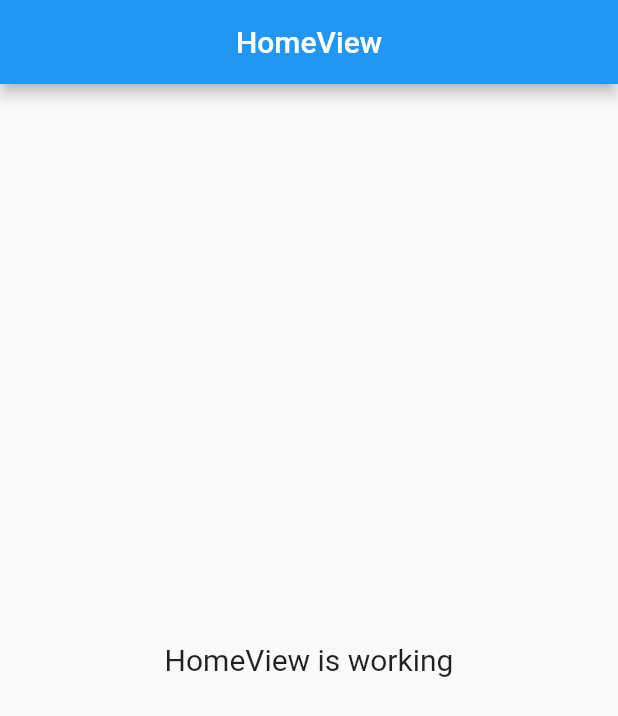
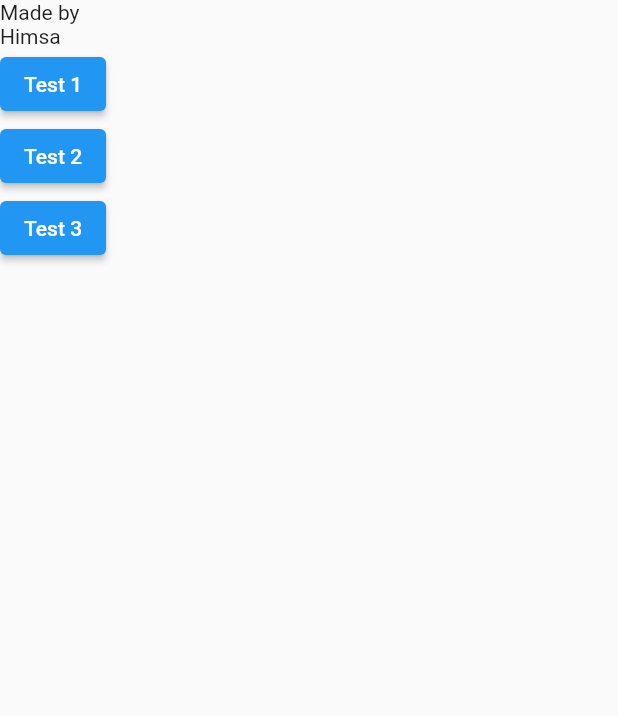
Before and after one commit to himsa/screens, a Flutter app: the screen it shows after launch, on a phone screen of 412 x 824 dp. Shown: the top 716 px of the screen. Run offline on Flutter 3.47's test engine with Material 2 defaults, Android fonts, the phone set to English and light mode, and no system bars; drawn by our look-alikes of velocity_x; our stand-ins replace get.

Commit message:
home screen navigation

```diff
--- a/lib/app/modules/home/views/home_view.dart
+++ b/lib/app/modules/home/views/home_view.dart
@@ -1,6 +1,8 @@
 import 'package:flutter/material.dart';
 
 import 'package:get/get.dart';
+import 'package:screens/app/routes/app_pages.dart';
+import 'package:velocity_x/velocity_x.dart';
 
 import '../controllers/home_controller.dart';
 
@@ -8,16 +10,34 @@ class HomeView extends GetView<HomeController> {
   @override
   Widget build(BuildContext context) {
     return Scaffold(
-      appBar: AppBar(
-        title: Text('HomeView'),
-        centerTitle: true,
-      ),
-      body: Center(
-        child: Text(
-          'HomeView is working',
-          style: TextStyle(fontSize: 20),
-        ),
+      body: VStack(
+        [
+          'Made by'.text.make(),
+          'Himsa'.text.make(),
+          getButton('Test 1', routeName: Routes.MAP),
+          getButton('Test 2', routeName: Routes.PROFILE),
+          getButton('Test 3', routeName: Routes.HISTORY),
+        ],
+        alignment: MainAxisAlignment.center,
       ),
     );
   }
+
+  Widget getButton(
+    String? title, {
+    String? routeName,
+  }) {
+    return ElevatedButton(
+      onPressed: () => onTapDrawerButton(routeName),
+      child: '$title'.text.make(),
+    );
+  }
+
+  void onTapDrawerButton(String? routeName) {
+    if (routeName != null) {
+      Get.toNamed(routeName);
+    } else {
+      Get.snackbar('coming soon', 'coming soon');
+    }
+  }
 }
--- a/lib/app/routes/app_routes.dart
+++ b/lib/app/routes/app_routes.dart
@@ -5,8 +5,14 @@ abstract class Routes {
   Routes._();
 
   static const HOME = _Paths.HOME;
+  static const MAP = _Paths.MAP;
+  static const PROFILE = _Paths.PROFILE;
+  static const HISTORY = _Paths.HISTORY;
 }
 
 abstract class _Paths {
   static const HOME = '/home';
+  static const MAP = '/map';
+  static const PROFILE = '/profile';
+  static const HISTORY = '/history';
 }
--- a/pubspec.yaml
+++ b/pubspec.yaml
@@ -10,6 +10,7 @@ dependencies:
   get: 4.3.8
   flutter:
     sdk: flutter
+  velocity_x: ^3.3.0
 
 dev_dependencies:
   flutter_lints: ^1.0.0
```
Also changed, not shown: lib/app/modules/history/bindings/history_binding.dart (added, +12 -0 lines), lib/app/modules/history/controllers/history_controller.dart (added, +20 -0 lines), lib/app/modules/history/views/history_view.dart (added, +23 -0 lines), lib/app/modules/map/bindings/map_binding.dart (added, +12 -0 lines), lib/app/modules/map/controllers/map_controller.dart (added, +20 -0 lines), lib/app/modules/map/views/map_view.dart (added, +23 -0 lines), lib/app/modules/profile/bindings/profile_binding.dart (added, +12 -0 lines), lib/app/modules/profile/controllers/profile_controller.dart (added, +20 -0 lines), lib/app/modules/profile/views/profile_view.dart (added, +23 -0 lines), lib/app/routes/app_pages.dart (+21 -0 lines).
